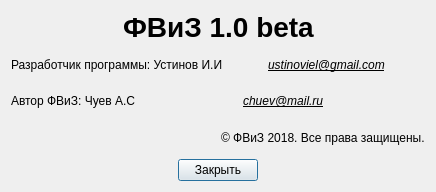
Above: about.ui from Flyewzz/FViZ before the change. Below: the same form after it.
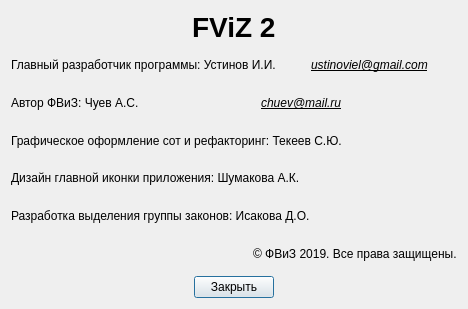
That is the form after the change. Icons and pictures are not drawn.

What changed in the file:
```diff
--- a/about.ui
+++ b/about.ui
@@ -6,8 +6,8 @@
    <rect>
     <x>0</x>
     <y>0</y>
-    <width>436</width>
-    <height>192</height>
+    <width>468</width>
+    <height>309</height>
    </rect>
   </property>
   <property name="windowTitle">
@@ -39,7 +39,7 @@
         </font>
        </property>
        <property name="text">
-        <string>ФВиЗ 1.0 beta</string>
+        <string>FViZ 2</string>
        </property>
       </widget>
      </item>
@@ -59,11 +59,11 @@
     </layout>
    </item>
    <item>
-    <layout class="QHBoxLayout" name="horizontalLayout_3">
+    <layout class="QHBoxLayout" name="horizontalLayout_8">
      <item>
       <widget class="QLabel" name="label_2">
        <property name="text">
-        <string>Разработчик программы: Устинов И.И</string>
+        <string>Главный разработчик программы: Устинов И.И.</string>
        </property>
       </widget>
      </item>
@@ -113,7 +113,7 @@
      <item>
       <widget class="QLabel" name="label_3">
        <property name="text">
-        <string>Автор ФВиЗ: Чуев А.С</string>
+        <string>Автор ФВиЗ: Чуев А.С.</string>
        </property>
       </widget>
      </item>
@@ -158,6 +158,78 @@
      </item>
     </layout>
    </item>
+   <item>
+    <layout class="QHBoxLayout" name="horizontalLayout_7">
+     <item>
+      <widget class="QLabel" name="label_7">
+       <property name="text">
+        <string>Графическое оформление сот и рефакторинг: Текеев С.Ю.</string>
+       </property>
+      </widget>
+     </item>
+     <item>
+      <spacer name="horizontalSpacer_11">
+       <property name="orientation">
+        <enum>Qt::Horizontal</enum>
+       </property>
+       <property name="sizeHint" stdset="0">
+        <size>
+         <width>40</width>
+         <height>20</height>
+        </size>
+       </property>
+      </spacer>
+     </item>
+    </layout>
+   </item>
+   <item>
+    <layout class="QHBoxLayout" name="horizontalLayout_6">
+     <item>
+      <widget class="QLabel" name="label_8">
+       <property name="text">
+        <string>Дизайн главной иконки приложения: Шумакова А.К.</string>
+       </property>
+      </widget>
+     </item>
+     <item>
+      <spacer name="horizontalSpacer_12">
+       <property name="orientation">
+        <enum>Qt::Horizontal</enum>
+       </property>
+       <property name="sizeHint" stdset="0">
+        <size>
+         <width>40</width>
+         <height>20</height>
+        </size>
+       </property>
+      </spacer>
+     </item>
+    </layout>
+   </item>
+   <item>
+    <layout class="QHBoxLayout" name="horizontalLayout_3">
+     <item>
+      <widget class="QLabel" name="label_9">
+       <property name="text">
+        <string>Разработка выделения группы законов: Исакова Д.О.</string>
+       </property>
+      </widget>
+     </item>
+     <item>
+      <spacer name="horizontalSpacer_13">
+       <property name="orientation">
+        <enum>Qt::Horizontal</enum>
+       </property>
+       <property name="sizeHint" stdset="0">
+        <size>
+         <width>40</width>
+         <height>20</height>
+        </size>
+       </property>
+      </spacer>
+     </item>
+    </layout>
+   </item>
    <item>
     <layout class="QHBoxLayout" name="horizontalLayout_5">
      <item>
@@ -176,7 +248,7 @@
      <item>
       <widget class="QLabel" name="label_6">
        <property name="text">
-        <string>© ФВиЗ 2018. Все права защищены.</string>
+        <string>© ФВиЗ 2019. Все права защищены.</string>
        </property>
       </widget>
      </item>
```
